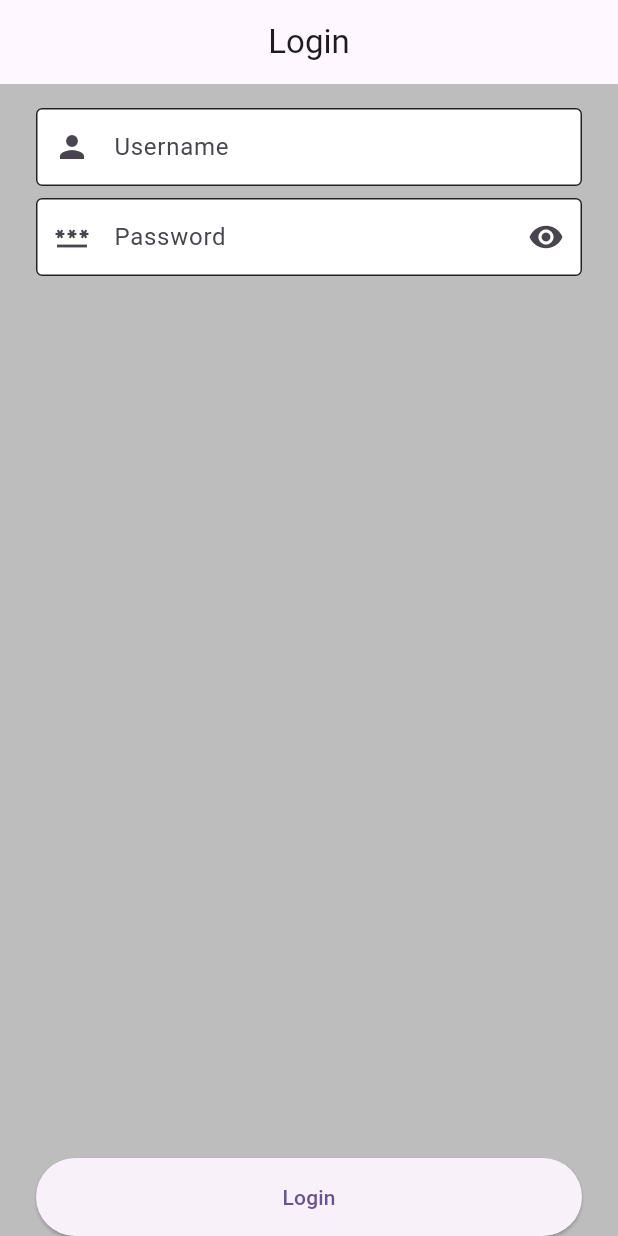
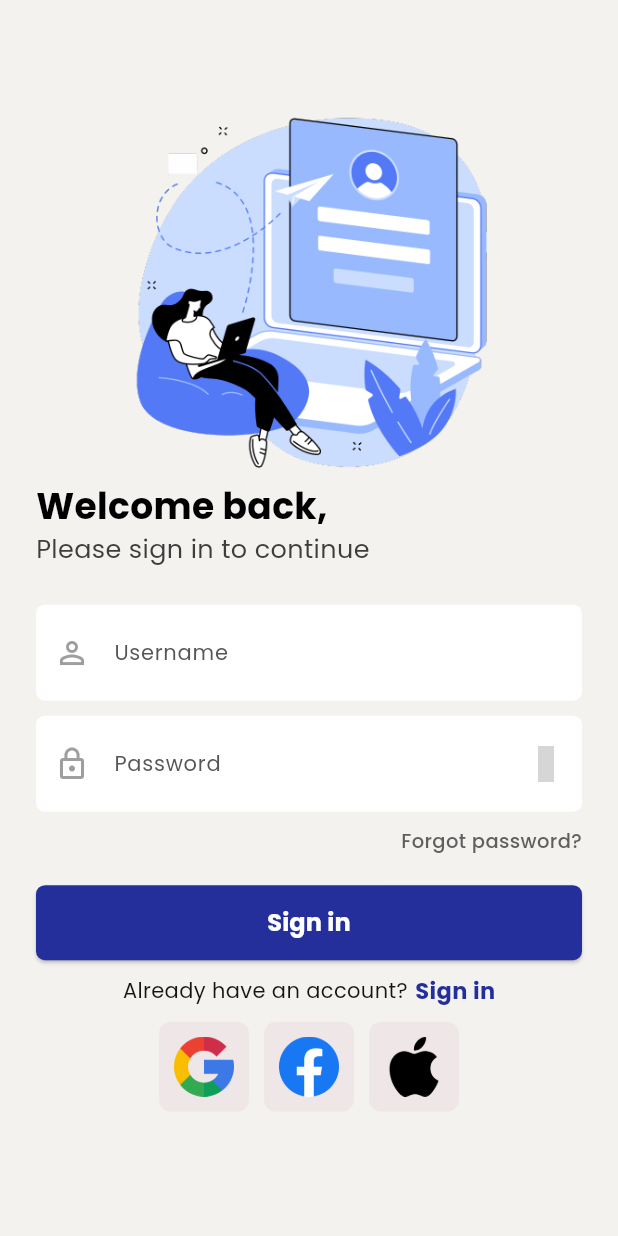
Before and after one commit to AEG14/MAD3_Submission_1_Gimenez-Mamalias-Pacamarra, a Flutter app: the screen it shows after launch, on a phone screen of 412 x 824 dp. Run offline on Flutter 3.47's test engine with Material 3 defaults, Android fonts, the phone set to English and light mode, and no system bars; our stand-ins replace awesome_snackbar_content, form_field_validator, get_it, go_router, google_fonts, iconsax and 1 more; grey boxes are pictures that could not be loaded.

Commit message:
Designed and improved Login UI

```diff
--- a/lib/main.dart
+++ b/lib/main.dart
@@ -1,6 +1,6 @@
 import 'package:flutter/material.dart';
-import 'package:midterm_activity/src/controllers/auth_controller.dart';
-import 'package:midterm_activity/src/routing/router.dart';
+import 'src/controllers/auth_controller.dart';
+import 'src/routing/router.dart';
 
 void main() async {
   AuthController.initialize();
--- a/lib/src/routing/router.dart
+++ b/lib/src/routing/router.dart
@@ -5,10 +5,11 @@ import "package:get_it/get_it.dart";
 import "package:go_router/go_router.dart";
 import "package:midterm_activity/src/controllers/auth_controller.dart";
 import "package:midterm_activity/src/enum/enum.dart";
-import "package:midterm_activity/src/screens/auth/login.screen.dart";
 import "package:midterm_activity/src/screens/home/home.screen.dart";
 import "package:midterm_activity/src/screens/home/wrapper.dart";
 import "package:midterm_activity/src/screens/index.screen.dart";
+
+import "../screens/auth/login.screen.dart";
 
 /// https://pub.dev/packages/go_router
 
--- a/lib/src/screens/auth/login.screen.dart
+++ b/lib/src/screens/auth/login.screen.dart
@@ -1,13 +1,18 @@
-import 'package:flutter/cupertino.dart';
 import 'package:flutter/material.dart';
 import 'package:form_field_validator/form_field_validator.dart';
-import 'package:midterm_activity/src/controllers/auth_controller.dart';
-import 'package:midterm_activity/src/dialogs/waiting_dialog.dart';
+import 'package:google_fonts/google_fonts.dart';
+import 'package:iconsax/iconsax.dart';
+import 'package:loading_animation_widget/loading_animation_widget.dart';
+import '../../../app_styles.dart';
+import '../../controllers/auth_controller.dart';
+import '../../dialogs/waiting_dialog.dart';
+import '../../widgets/customized_input_fields.dart';
 
 class LoginScreen extends StatefulWidget {
-  static const String route = "/auth";
-  static const String name = "Login Screen";
   const LoginScreen({super.key});
+  static const String route = '/LoginScreen';
+  static const String path = "/LoginScreen";
+  static const String name = "User Login";
 
   @override
   State<LoginScreen> createState() => _LoginScreenState();
@@ -15,17 +20,17 @@ class LoginScreen extends StatefulWidget {
 
 class _LoginScreenState extends State<LoginScreen> {
   late GlobalKey<FormState> formKey;
-  late TextEditingController username, password;
+  late TextEditingController usernameController, passwordController;
   late FocusNode usernameFn, passwordFn;
 
-  bool obfuscate = true;
+  final bool _isLoading = false;
 
   @override
   void initState() {
     super.initState();
     formKey = GlobalKey<FormState>();
-    username = TextEditingController();
-    password = TextEditingController();
+    usernameController = TextEditingController();
+    passwordController = TextEditingController();
     usernameFn = FocusNode();
     passwordFn = FocusNode();
   }
@@ -33,8 +38,8 @@ class _LoginScreenState extends State<LoginScreen> {
   @override
   void dispose() {
     super.dispose();
-    username.dispose();
-    password.dispose();
+    usernameController.dispose();
+    passwordController.dispose();
     usernameFn.dispose();
     passwordFn.dispose();
   }
@@ -42,94 +47,92 @@ class _LoginScreenState extends State<LoginScreen> {
   @override
   Widget build(BuildContext context) {
     return Scaffold(
-      backgroundColor: Colors.grey[400],
-      appBar: AppBar(
-        centerTitle: true,
-        automaticallyImplyLeading: false,
-        title: const Text("Login"),
-      ),
-      bottomNavigationBar: SafeArea(
-        child: Container(
-          margin: const EdgeInsets.symmetric(horizontal: 24),
-          height: 52,
-          child: ElevatedButton(
-            onPressed: () {
-              onSubmit();
-            },
-            child: const Text("Login"),
-          ),
-        ),
-      ),
+      backgroundColor: const Color.fromARGB(255, 243, 242, 239),
       body: SafeArea(
-        child: Container(
-          padding: const EdgeInsets.symmetric(horizontal: 24, vertical: 16),
-          child: Form(
-            key: formKey,
-            child: Column(
-              mainAxisSize: MainAxisSize.min,
-              children: [
-                Flexible(
-                  child: TextFormField(
-                    decoration: decoration.copyWith(
-                        labelText: "Username",
-                        prefixIcon: const Icon(Icons.person)),
-                    focusNode: usernameFn,
-                    controller: username,
-                    onEditingComplete: () {
-                      passwordFn.requestFocus();
-                    },
-                    validator: MultiValidator([
-                      RequiredValidator(
-                          errorText: 'Please fill out the username'),
-                      MaxLengthValidator(32,
-                          errorText: "Username cannot exceed 32 characters"),
-                      PatternValidator(r'^[a-zA-Z0-9 ]+$',
-                          errorText:
-                              'Username cannot contain special characters'),
-                    ]).call,
+        child: Center(
+          child: SingleChildScrollView(
+            child: Padding(
+              padding: const EdgeInsets.symmetric(horizontal: 24),
+              child: Column(
+                mainAxisAlignment: MainAxisAlignment.center,
+                children: [
+                  SizedBox(
+                    height: MediaQuery.of(context).size.height * 0.3,
+                    child: Image.asset(
+                      'assets/images/CreateAccount-BG.png',
+                      fit: BoxFit.cover,
+                    ),
                   ),
-                ),
-                const SizedBox(
-                  height: 8,
-                ),
-                Flexible(
-                  child: TextFormField(
-                    keyboardType: TextInputType.visiblePassword,
-                    obscureText: obfuscate,
-                    decoration: decoration.copyWith(
-                        labelText: "Password",
-                        prefixIcon: const Icon(Icons.password),
-                        suffixIcon: IconButton(
-                            onPressed: () {
-                              setState(() {
-                                obfuscate = !obfuscate;
-                              });
-                            },
-                            icon: Icon(obfuscate
-                                ? Icons.remove_red_eye_rounded
-                                : CupertinoIcons.eye_slash))),
-                    focusNode: passwordFn,
-                    controller: password,
-                    onEditingComplete: () {
-                      passwordFn.unfocus();
-
-                      ///call submit maybe?
-                    },
-                    validator: MultiValidator([
-                      RequiredValidator(errorText: "Password is required"),
-                      MinLengthValidator(12,
-                          errorText:
-                              "Password must be at least 12 characters long"),
-                      MaxLengthValidator(128,
-                          errorText: "Password cannot exceed 72 characters"),
-                      PatternValidator(
-                          r"^(?=.*[a-z])(?=.*[A-Z])(?=.*\d)(?=.*[!@#$%^&*()_+?\-=[\]{};':,.<>]).*$",
-                          errorText:
-                              'Password must contain at least one symbol, one uppercase letter, one lowercase letter, and one number.')
-                    ]).call,
+                  Row(
+                    children: [
+                      Text(
+                        'Welcome back,',
+                        style: tPoppinsBold.copyWith(
+                          fontSize: 24,
+                          color: Colors.black,
+                        ),
+                      ),
+                    ],
                   ),
-                ),
-              ],
+                  Row(
+                    children: [
+                      Text(
+                        'Please sign in to continue',
+                        style: tPoppinsRegular.copyWith(
+                          fontSize: 17,
+                          color: const Color.fromARGB(255, 62, 60, 60),
+                        ),
+                      ),
+                    ],
+                  ),
+                  const SizedBox(
+                    height: 10,
+                  ),
+                  _buildLoginForm(),
+                  Row(
+                    mainAxisAlignment: MainAxisAlignment.center,
+                    children: [
+                      Text(
+                        'Already have an account?',
+                        style: tPoppinsRegular,
+                      ),
+                      const SizedBox(width: 5),
+                      GestureDetector(
+                        onTap: () {},
+                        child: Text(
+                          'Sign in',
+                          style: tPoppinsBold.copyWith(
+                            color: const Color(0xff242F9B),
+                            fontSize: 15,
+                          ),
+                        ),
+                      )
+                    ],
+                  ),
+                  const SizedBox(
+                    height: 10,
+                  ),
+                  Row(
+                    mainAxisAlignment: MainAxisAlignment.center,
+                    children: [
+                      buildSocialMediaIcons('assets/images/google.png', () {
+                        // print('Google image tapped');
+                      }),
+                      const SizedBox(width: 10),
+                      buildSocialMediaIcons('assets/images/fb.png', () {
+                        // print('Facebook image tapped');
+                      }),
+                      const SizedBox(width: 10),
+                      buildSocialMediaIcons('assets/images/apple-logo.png', () {
+                        // print('Apple image tapped');
+                      }),
+                    ],
+                  ),
+                  const SizedBox(
+                    height: 10,
+                  ),
+                ],
+              ),
             ),
           ),
         ),
@@ -140,42 +143,153 @@ class _LoginScreenState extends State<LoginScreen> {
   onSubmit() {
     if (formKey.currentState?.validate() ?? false) {
       WaitingDialog.show(context,
-          future: AuthController.I
-              .login(username.text.trim(), password.text.trim()));
+          future: AuthController.I.login(
+              usernameController.text.trim(), passwordController.text.trim()));
     }
   }
 
-  final OutlineInputBorder _baseBorder = const OutlineInputBorder(
-    borderSide: BorderSide(color: Colors.grey),
-    borderRadius: BorderRadius.all(Radius.circular(4)),
-  );
+  //builder function for social media icons
+  Widget buildSocialMediaIcons(String imagePath, VoidCallback onTap) {
+    return GestureDetector(
+      onTap: onTap,
+      child: Column(
+        children: [
+          Container(
+            padding: const EdgeInsets.all(10),
+            decoration: BoxDecoration(
+              borderRadius: BorderRadius.circular(8),
+              color: const Color.fromARGB(255, 239, 231, 231),
+            ),
+            height: 60,
+            width: 60,
+            child: Image.asset(imagePath),
+          ),
+        ],
+      ),
+    );
+  }
 
-  InputDecoration get decoration => InputDecoration(
-      // prefixIconColor: AppColors.primary.shade700,
-      contentPadding: const EdgeInsets.symmetric(horizontal: 14, vertical: 14),
-      filled: true,
-      fillColor: Colors.white,
-      errorMaxLines: 3,
-      disabledBorder: _baseBorder,
-      enabledBorder: _baseBorder.copyWith(
-        borderSide: const BorderSide(color: Colors.black87, width: 1),
+  Widget _buildLoginForm() {
+    return Form(
+      key: formKey,
+      child: Column(
+        crossAxisAlignment: CrossAxisAlignment.start,
+        children: [
+          const SizedBox(height: 15),
+          CustomizedInputField(
+            controller: usernameController,
+            labelText: 'Username',
+            hintText: 'Enter your username',
+            prefixIcon: Icons.person_outline,
+            focusNode: usernameFn,
+            onEditingComplete: () {
+              passwordFn.requestFocus();
+            },
+            validators: [
+              MultiValidator(
+                [
+                  RequiredValidator(errorText: 'Please fill out the username'),
+                  MaxLengthValidator(32,
+                      errorText: "Username cannot exceed 32 characters"),
+                  PatternValidator(r'^[a-zA-Z0-9 ]+$',
+                      errorText: 'Username cannot contain special characters'),
+                ],
+              ).call,
+            ],
+          ),
+          const SizedBox(height: 10),
+          CustomizedInputField(
+            controller: passwordController,
+            labelText: 'Password',
+            hintText: 'Enter your password',
+            obscureText: true,
+            prefixIcon: Icons.lock_outline,
+            suffixIcon: Iconsax.eye_slash,
+            focusNode: passwordFn,
+            onEditingComplete: () {
+              onSubmit();
+            },
+            validators: [
+              MultiValidator(
+                [
+                  RequiredValidator(errorText: "Password is required"),
+                  MinLengthValidator(12,
+                      errorText:
+                          "Password must be at least 12 characters long"),
+                  MaxLengthValidator(128,
+                      errorText: "Password cannot exceed 72 characters"),
+                  PatternValidator(
+                      r"^(?=.*[a-z])(?=.*[A-Z])(?=.*\d)(?=.*[!@#$%^&*()_+?\-=[\]{};':,.<>]).*$",
+                      errorText:
+                          'Password must contain\n \u2022 At least one symbol (e.g., !, @, #)\n \u2022 One uppercase letter (A-Z)\n \u2022 One lowercase letter (a-z)\n \u2022 One number (0-9)'),
+                ],
+              ).call,
+            ],
+          ),
+          const SizedBox(height: 10),
+          Row(
+            mainAxisAlignment: MainAxisAlignment.end,
+            children: [
+              GestureDetector(
+                onTap: () {
+                  // print('forgot password');
+                },
+                child: Text(
+                  'Forgot password?',
+                  style: tPoppinsMedium.copyWith(
+                    fontSize: 13,
+                    color: const Color.fromARGB(255, 96, 94, 94),
+                  ),
+                ),
+              )
+            ],
+          ),
+          const SizedBox(height: 20),
+          ElevatedButton(
+            onPressed: () {
+              onSubmit();
+            },
+            style: ElevatedButton.styleFrom(
+              backgroundColor: const Color(0xff242F9B),
+              shape: RoundedRectangleBorder(
+                borderRadius: BorderRadius.circular(6),
+              ),
+            ),
+            child: Container(
+              alignment: Alignment.center,
+              height: 50,
+              child: _isLoading
+                  ? Row(
+                      mainAxisAlignment: MainAxisAlignment.center,
+                      children: [
+                        LoadingAnimationWidget.staggeredDotsWave(
+                          color: Colors.white,
+                          size: 20,
+                        ),
+                        const SizedBox(width: 10),
+                        Text(
+                          'Signing in...',
+                          style: GoogleFonts.inter(
+                            fontSize: 16,
+                            fontWeight: FontWeight.bold,
+                            color: Colors.white,
+                          ),
+                        ),
+                      ],
+                    )
+                  : Text(
+                      'Sign in',
+                      style: tPoppinsBold.copyWith(
+                        fontSize: 16,
+                        fontWeight: FontWeight.bold,
+                        color: Colors.white,
+                      ),
+                    ),
+            ),
+          ),
+          const SizedBox(height: 10),
+        ],
       ),
-      focusedBorder: _baseBorder.copyWith(
-        borderSide: const BorderSide(color: Colors.blueAccent, width: 1),
-      ),
-      errorBorder: _baseBorder.copyWith(
-        borderSide: const BorderSide(color: Colors.deepOrangeAccent, width: 1),
-      )
-      // errorStyle:
-      // AppTypography.body.b5.copyWith(color: AppColors.highlight.shade900),
-      // focusedErrorBorder: _baseBorder.copyWith(
-      // borderSide: BorderSide(color: AppColors.highlight.shade900, width: 1),
-      // ),
-      // labelStyle: AppTypography.subheading.s1
-      //     .copyWith(color: AppColors.secondary.shade2),
-      // floatingLabelStyle: AppTypography.heading.h5
-      //     .copyWith(color: AppColors.primary.shade400, fontSize: 18),
-      // hintStyle: AppTypography.subheading.s1
-      //     .copyWith(color: AppColors.secondary.shade2),
-      );
+    );
+  }
 }
```
Also changed, not shown: assets/images/CreateAccount-BG.png (added), assets/images/apple-logo.png (added), assets/images/fb.png (added), assets/images/google.png (added).
